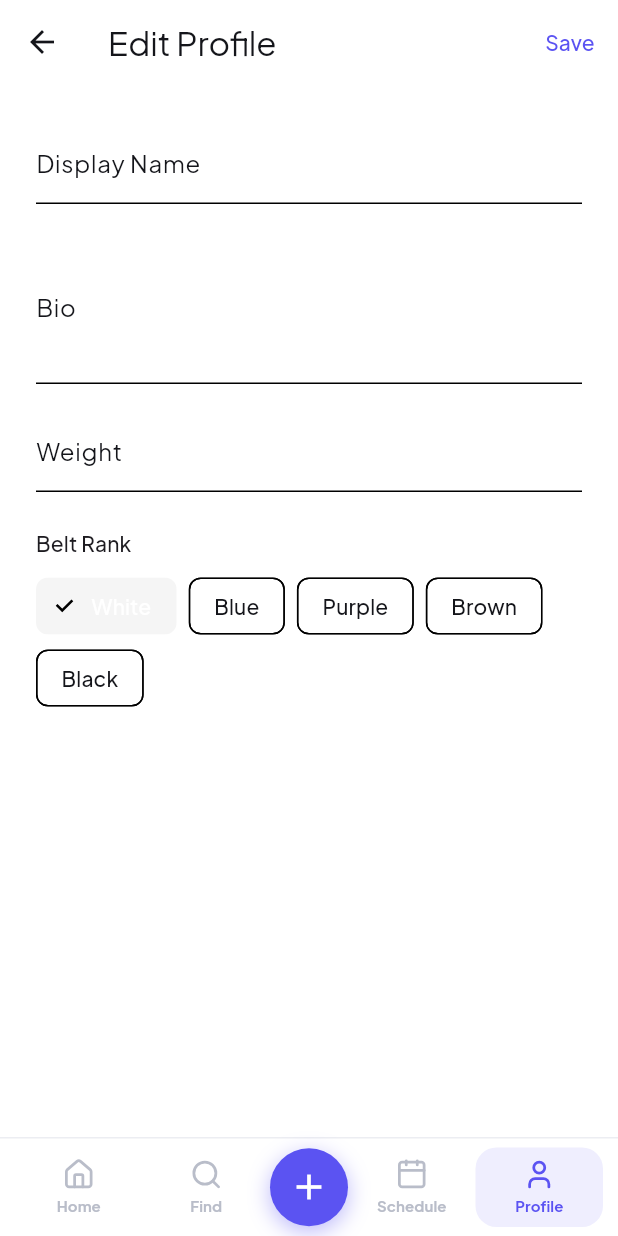
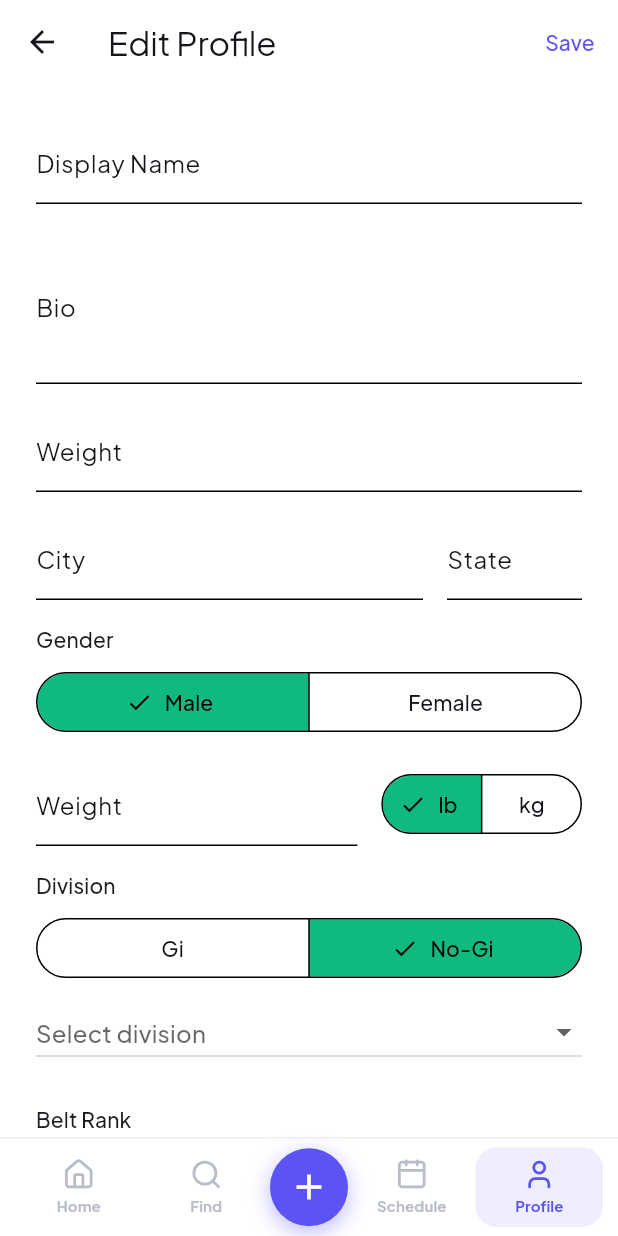
Before and after one commit to DavisSylvester/bjj-open-mat, a Flutter app: the EditProfileScreen screen opened by its route, on a phone screen of 412 x 824 dp. Run offline on Flutter 3.47's test engine with Material 3 defaults, Android fonts, the phone set to English and light mode, and no system bars; our stand-ins replace dio, flutter_riverpod, flutter_secure_storage, geolocator, go_router, google_fonts and 1 more; missing offline and left inert: auth0_flutter; accounts and stored records are empty.

Commit message:
feat(mobile): edit city/state/gender/weight+division in profile

```diff
--- a/apps/mobile/lib/features/profile/screens/edit_profile_screen.dart
+++ b/apps/mobile/lib/features/profile/screens/edit_profile_screen.dart
@@ -4,6 +4,7 @@ import 'package:flutter_riverpod/flutter_riverpod.dart';
 import 'package:go_router/go_router.dart';
 import '../../../app/theme.dart';
 import '../../../core/auth/auth_service.dart';
+import '../../../core/reference/ibjjf_weight_classes.dart';
 
 class EditProfileScreen extends ConsumerStatefulWidget {
   const EditProfileScreen({super.key});
@@ -17,6 +18,13 @@ class _EditProfileScreenState extends ConsumerState<EditProfileScreen> {
   late TextEditingController _bioController;
   late TextEditingController _weightController;
   String _selectedBelt = 'white';
+  late TextEditingController _cityController;
+  late TextEditingController _stateController;
+  late TextEditingController _weightValueController;
+  String _gender = 'male';
+  String _weightUnit = 'lb';
+  String _divisionContext = 'nogi';
+  String? _weightDivision;
   bool _isSaving = false;
 
   static const _beltRanks = ['white', 'blue', 'purple', 'brown', 'black'];
@@ -29,6 +37,14 @@ class _EditProfileScreenState extends ConsumerState<EditProfileScreen> {
     _bioController = TextEditingController(text: user?.bio ?? '');
     _weightController = TextEditingController(text: user?.weight ?? '');
     _selectedBelt = user?.beltRank ?? 'white';
+    _cityController = TextEditingController(text: user?.city ?? '');
+    _stateController = TextEditingController(text: user?.state ?? '');
+    _weightValueController =
+        TextEditingController(text: user?.weightValue?.toString() ?? '');
+    _gender = user?.gender ?? 'male';
+    _weightUnit = user?.weightUnit ?? 'lb';
+    _divisionContext = user?.weightDivisionContext ?? 'nogi';
+    _weightDivision = user?.weightDivision;
   }
 
   @override
@@ -36,6 +52,9 @@ class _EditProfileScreenState extends ConsumerState<EditProfileScreen> {
     _nameController.dispose();
     _bioController.dispose();
     _weightController.dispose();
+    _cityController.dispose();
+    _stateController.dispose();
+    _weightValueController.dispose();
     super.dispose();
   }
 
@@ -44,8 +63,15 @@ class _EditProfileScreenState extends ConsumerState<EditProfileScreen> {
     await ref.read(authStateProvider.notifier).updateProfile({
       'displayName': _nameController.text.trim(),
       'bio': _bioController.text.trim(),
-      'weight': _weightController.text.trim(),
       'beltRank': _selectedBelt,
+      'city': _cityController.text.trim(),
+      'state': _stateController.text.trim(),
+      'gender': _gender,
+      if (double.tryParse(_weightValueController.text.trim()) != null)
+        'weightValue': double.parse(_weightValueController.text.trim()),
+      'weightUnit': _weightUnit,
+      'weightDivisionContext': _divisionContext,
+      if (_weightDivision != null) 'weightDivision': _weightDivision,
     });
     HapticFeedback.heavyImpact();
     if (mounted) context.pop();
@@ -66,6 +92,82 @@ class _EditProfileScreenState extends ConsumerState<EditProfileScreen> {
           TextField(controller: _bioController, decoration: const InputDecoration(labelText: 'Bio'), maxLines: 3),
           const SizedBox(height: StitchTokens.md),
           TextField(controller: _weightController, decoration: const InputDecoration(labelText: 'Weight'), keyboardType: TextInputType.number),
+          const SizedBox(height: StitchTokens.md),
+          Row(children: [
+            Expanded(
+              child: TextField(
+                controller: _cityController,
+                decoration: const InputDecoration(labelText: 'City'),
+              ),
+            ),
+            const SizedBox(width: StitchTokens.md),
+            SizedBox(
+              width: 90,
+              child: TextField(
+                controller: _stateController,
+                maxLength: 2,
+                textCapitalization: TextCapitalization.characters,
+                decoration: const InputDecoration(labelText: 'State', counterText: ''),
+              ),
+            ),
+          ]),
+          const SizedBox(height: StitchTokens.md),
+          Text('Gender', style: Theme.of(context).textTheme.labelLarge),
+          const SizedBox(height: StitchTokens.sm),
+          SegmentedButton<String>(
+            segments: const [
+              ButtonSegment(value: 'male', label: Text('Male')),
+              ButtonSegment(value: 'female', label: Text('Female')),
+            ],
+            selected: {_gender},
+            onSelectionChanged: (s) => setState(() {
+              _gender = s.first;
+              _weightDivision = null; // division set differs by gender
+            }),
+          ),
+          const SizedBox(height: StitchTokens.md),
+          Row(children: [
+            Expanded(
+              child: TextField(
+                controller: _weightValueController,
+                keyboardType: const TextInputType.numberWithOptions(decimal: true),
+                decoration: const InputDecoration(labelText: 'Weight'),
+              ),
+            ),
+            const SizedBox(width: StitchTokens.md),
+            SegmentedButton<String>(
+              segments: const [
+                ButtonSegment(value: 'lb', label: Text('lb')),
+                ButtonSegment(value: 'kg', label: Text('kg')),
+              ],
+              selected: {_weightUnit},
+              onSelectionChanged: (s) => setState(() => _weightUnit = s.first),
+            ),
+          ]),
+          const SizedBox(height: StitchTokens.md),
+          Text('Division', style: Theme.of(context).textTheme.labelLarge),
+          const SizedBox(height: StitchTokens.sm),
+          SegmentedButton<String>(
+            segments: const [
+              ButtonSegment(value: 'gi', label: Text('Gi')),
+              ButtonSegment(value: 'nogi', label: Text('No-Gi')),
+            ],
+            selected: {_divisionContext},
+            onSelectionChanged: (s) => setState(() {
+              _divisionContext = s.first;
+              _weightDivision = null;
+            }),
+          ),
+          const SizedBox(height: StitchTokens.sm),
+          DropdownButton<String>(
+            isExpanded: true,
+            value: _weightDivision,
+            hint: const Text('Select division'),
+            items: divisionsFor(_gender, _divisionContext)
+                .map((r) => DropdownMenuItem(value: r.division, child: Text(r.label)))
+                .toList(),
+            onChanged: (v) => setState(() => _weightDivision = v),
+          ),
           const SizedBox(height: StitchTokens.lg),
           Text('Belt Rank', style: Theme.of(context).textTheme.labelLarge),
           const SizedBox(height: StitchTokens.sm),
```
